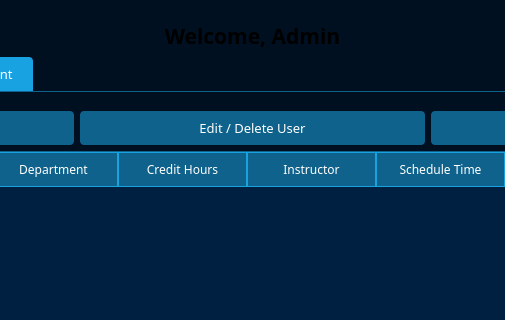
First picture: the form in UCRS/Forms/admindashboard.ui, repository OMarey1/University-Course-Registration-System, before the edit; both pictures show x 311 to 816 and y 0 to 320 of the 1127 by 750 pixel window.
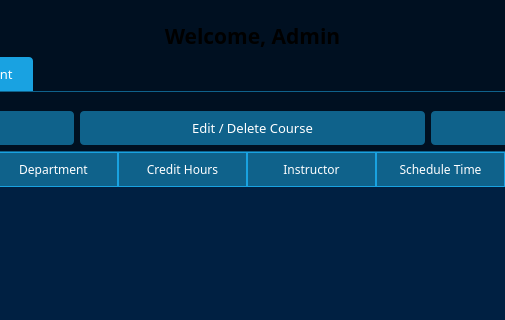
Second picture: the form after the edit.

Commit message: Fix Course Management Page UI - Adding Enrolled Students Table

The edit to the form file:
```diff
--- a/UCRS/Forms/admindashboard.ui
+++ b/UCRS/Forms/admindashboard.ui
@@ -581,7 +581,7 @@
                 <cursorShape>PointingHandCursor</cursorShape>
                </property>
                <property name="text">
-                <string>Edit / Delete User</string>
+                <string>Edit / Delete Course</string>
                </property>
               </widget>
              </item>
```
The commit also changes 4 other files.
